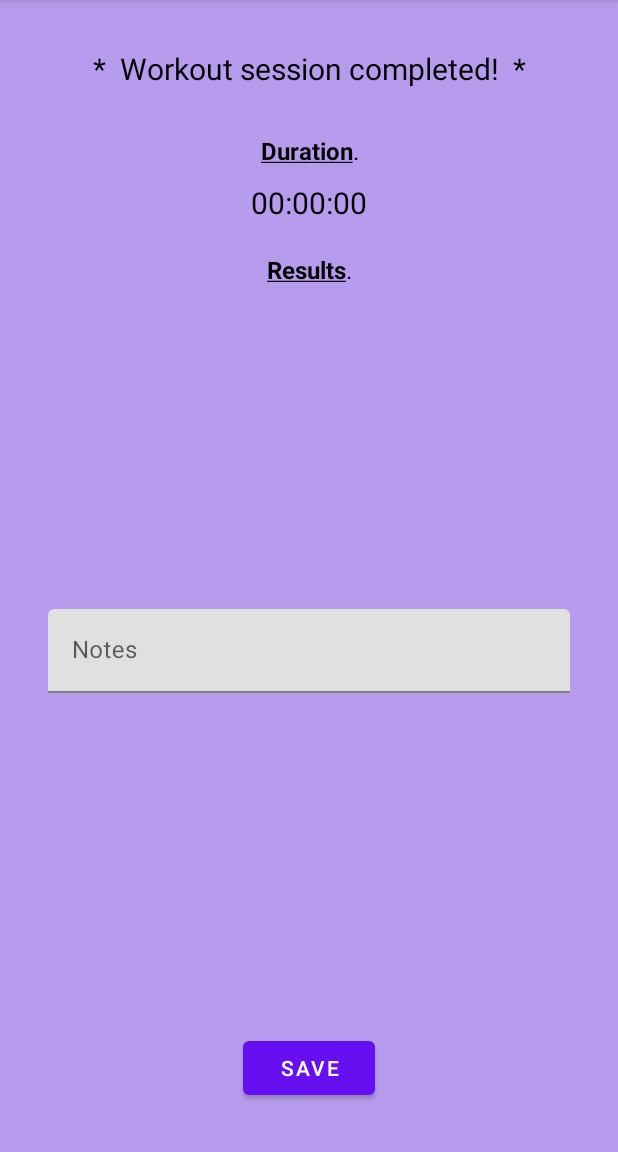
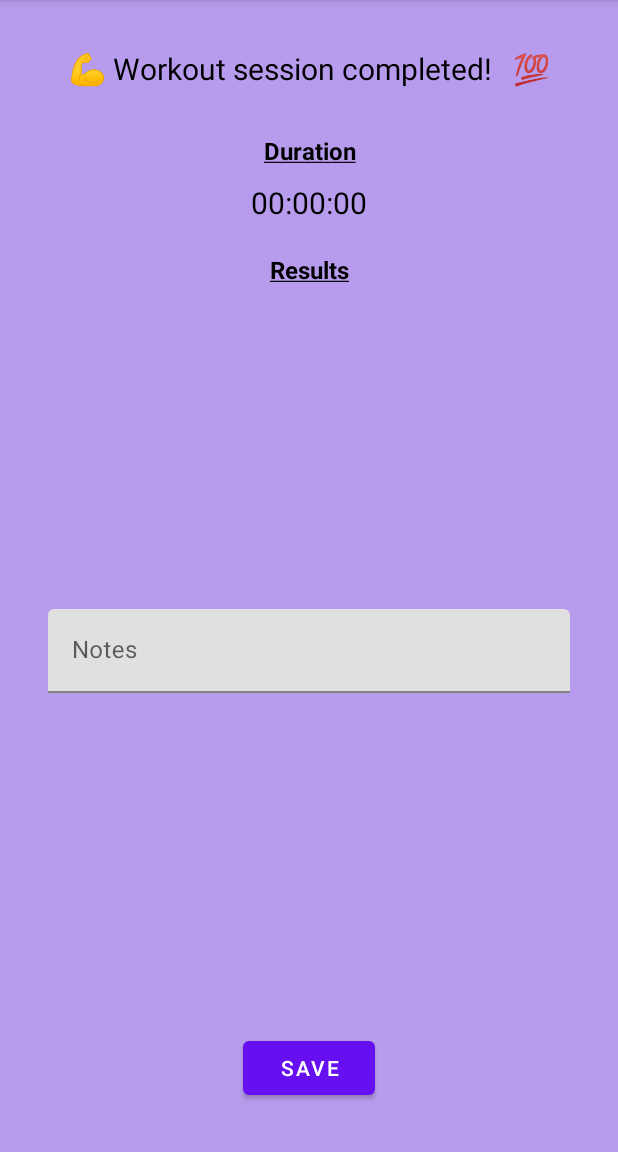
Before and after one commit to AnotherNoobDev/GymBud, an Android app: the LiveSessionEndFragment screen opened through its navigation route, on a phone screen of 412 x 824 dp, the part 84-1236 px from its top. Run offline under Robolectric (Android 15) with nearby library versions, the phone set to English and light mode, and no system bars; our stand-ins replace Room's generated code, navigation-ui; 5 statements that could not run were skipped.

Commit message:
improved Live Session End title

```diff
--- a/app/src/main/res/layout/fragment_live_session_end.xml
+++ b/app/src/main/res/layout/fragment_live_session_end.xml
@@ -13,7 +13,7 @@
         android:id="@+id/session_completed_label"
         android:layout_width="wrap_content"
         android:layout_height="wrap_content"
-        android:text="*  Workout session completed!  *"
+        android:text="💪 Workout session completed!   💯"
         android:textAlignment="center"
         android:textSize="20sp"
         app:layout_constraintEnd_toEndOf="parent"
--- a/app/src/main/res/values/strings.xml
+++ b/app/src/main/res/values/strings.xml
@@ -35,6 +35,6 @@
     <string name="next">Next &gt;&gt;</string>
     <string name="previous">&lt;&lt; Prev</string>
     <string name="no_history_for_workout">No history for this workout</string>
-    <string name="workout_session_duration"><b><u>Duration</u></b>.</string>
-    <string name="workout_session_results"><b><u>Results</u></b>.</string>
+    <string name="workout_session_duration"><b><u>Duration</u></b></string>
+    <string name="workout_session_results"><b><u>Results</u></b></string>
 </resources>
```
